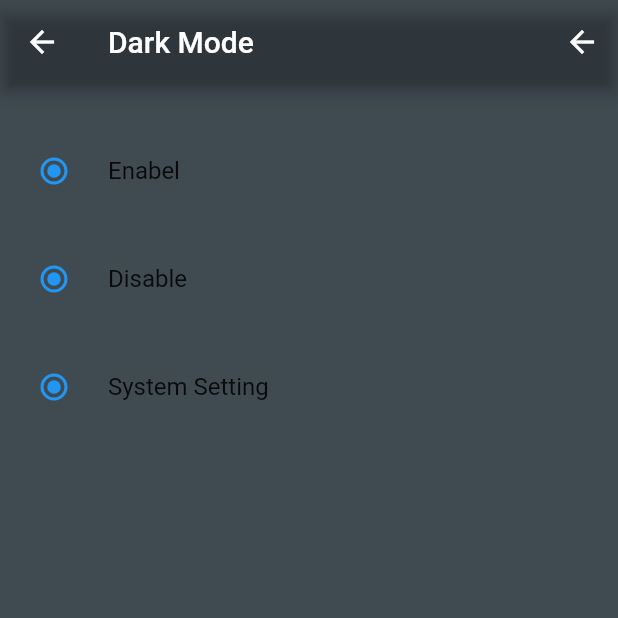
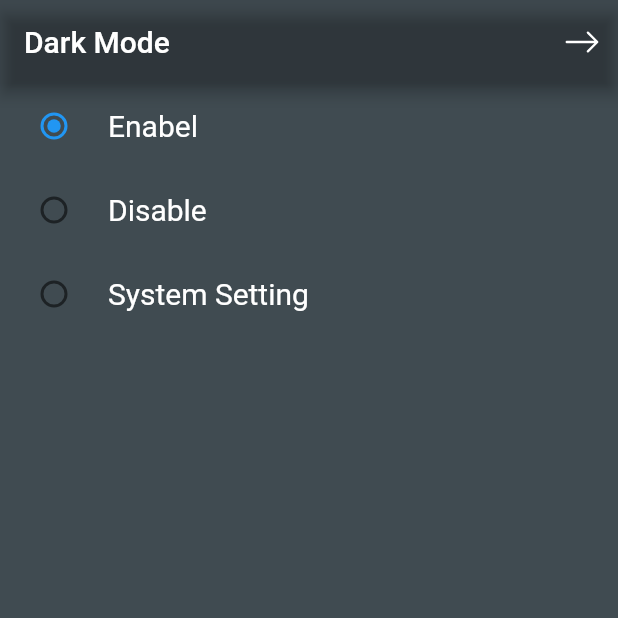
Before and after one commit to abed-alazeez-yasser/Flutter, a Flutter app: the DarkMode screen opened directly, on a phone screen of 412 x 824 dp, the top half of it. Run offline on Flutter 3.47's test engine with Material 2 defaults, Android fonts, the phone set to English and light mode, and no system bars; our stand-ins replace flutter_svg, shared_preferences, smooth_page_indicator; missing offline and left inert: flutter_scrolling_fab_animated; accounts and stored records are empty.

Commit message:
after final UI

```diff
--- a/lib/Shared/shared_prefs.dart
+++ b/lib/Shared/shared_prefs.dart
@@ -16,7 +16,7 @@ class SharedPrefs {
     prefs?.setBool(_isFirstOpenApp, true);
   }
 
-  bool getIsFirstOpenApp(){
-   return prefs?.getBool(_isFirstOpenApp) ?? false;
+  bool getIsFirstOpenApp() {
+    return prefs?.getBool(_isFirstOpenApp) ?? true;
   }
 }
--- a/lib/app_screens/dark_mode.dart
+++ b/lib/app_screens/dark_mode.dart
@@ -1,4 +1,5 @@
 import 'package:flutter/material.dart';
+import 'package:flutter_svg/flutter_svg.dart';
 
 class DarkMode extends StatelessWidget {
   const DarkMode({Key? key}) : super(key: key);
@@ -8,41 +9,48 @@ class DarkMode extends StatelessWidget {
     return Scaffold(
       backgroundColor: const Color.fromARGB(255, 64, 75, 81),
       appBar: AppBar(
+        automaticallyImplyLeading: false,
         backgroundColor: Colors.transparent,
         title: const Text('Dark Mode'),
         actions: [
           IconButton(
-            onPressed: () {},
-            icon: const Icon(Icons.arrow_back),
-          )
+            onPressed: () {
+              Navigator.pushNamed(context, '/new_note_screen');
+            },
+            icon: SvgPicture.asset(
+              'assets/svgs/arrow-right.svg',
+              color: Colors.white,
+              width: 25,
+            ),
+          ),
         ],
       ),
       body: Column(
         children: [
-          const SizedBox(
-            height: 30,
-          ),
           RadioListTile(
-            title: const Text('Enabel'),
+            title: const Text(
+              'Enabel',
+              style: TextStyle(color: Colors.white, fontSize: 20),
+            ),
             value: 'E',
             groupValue: 'E',
             onChanged: (value) {},
           ),
-          const SizedBox(
-            height: 16,
-          ),
           RadioListTile(
-            title: const Text('Disable'),
-            value: 'D',
+            title: const Text(
+              'Disable',
+              style: TextStyle(color: Colors.white, fontSize: 20),
+            ),
+            value: 'E',
             groupValue: 'D',
             onChanged: (value) {},
           ),
-          const SizedBox(
-            height: 16,
-          ),
           RadioListTile(
-            title: const Text('System Setting'),
-            value: 'S',
+            title: const Text(
+              'System Setting',
+              style: TextStyle(color: Colors.white, fontSize: 20),
+            ),
+            value: 'E',
             groupValue: 'S',
             onChanged: (value) {},
           )
--- a/lib/app_screens/lanuch_screen.dart
+++ b/lib/app_screens/lanuch_screen.dart
@@ -12,7 +12,7 @@ class _LanuchScreenState extends State<LanuchScreen> {
   @override
   void initState() {
     Future.delayed(const Duration(seconds: 3), () {
-      Navigator.pushNamed(context, getInitRoute());
+      Navigator.pushReplacementNamed(context, getInitRoute());
     });
   }
 
@@ -49,10 +49,10 @@ class _LanuchScreenState extends State<LanuchScreen> {
   }
 
   String getInitRoute() {
-    if (!SharedPrefs.instance.getIsFirstOpenApp()) {
+    if (SharedPrefs.instance.getIsFirstOpenApp() == false) {
       return '/on_boarding_screen';
     } else {
-      return '/main_screen';
+      return '/setting_screen';
     }
   }
 }
--- a/lib/main.dart
+++ b/lib/main.dart
@@ -1,7 +1,9 @@
 import 'package:flutter/material.dart';
 import 'package:onbording/Shared/shared_prefs.dart';
+import 'package:onbording/app_screens/dark_mode.dart';
 import 'package:onbording/app_screens/lanuch_screen.dart';
 import 'package:onbording/app_screens/main_screen.dart';
+import 'package:onbording/app_screens/new_note_screen.dart';
 import 'package:onbording/app_screens/setting_screen.dart';
 import 'package:onbording/intro_screens/onbording_screen.dart';
 
@@ -23,9 +25,11 @@ class MyApp extends StatelessWidget {
       initialRoute: '/lanuch_screen',
       routes: {
         '/lanuch_screen': (context) => const LanuchScreen(),
+        '/on_boarding_screen': (context) => const Intro(),
         '/main_screen': (context) => const MainScreen(),
-        '/on_boarding_screen': (context) => const Intro(),
         '/setting_screen': (context) => const SettingScreen(),
+        '/dark_screen': (context) => const DarkMode(),
+        '/new_note_screen': (context) => const NewNote(),
       },
       home: const Intro(),
     );
--- a/pubspec.yaml
+++ b/pubspec.yaml
@@ -37,6 +37,7 @@ dependencies:
   smooth_page_indicator: ^1.0.0+2
   shared_preferences: ^2.0.15
   flutter_svg: ^1.1.4
+  flutter_scrolling_fab_animated: ^0.1.4
 
 
 
```
Also changed, not shown: lib/app_screens/main_screen.dart (+92 -13 lines), lib/app_screens/new_note_screen.dart (added, +56 -0 lines), lib/app_screens/setting_screen.dart (+52 -11 lines), assets/images/clock.png (added), assets/svgs/alarm.svg (added), assets/svgs/arrow-left.svg (added), assets/svgs/arrow-right.svg (added), assets/svgs/stopwatch.svg (added), lib/app_screens/search_screen.dart (added), pubspec.lock.
